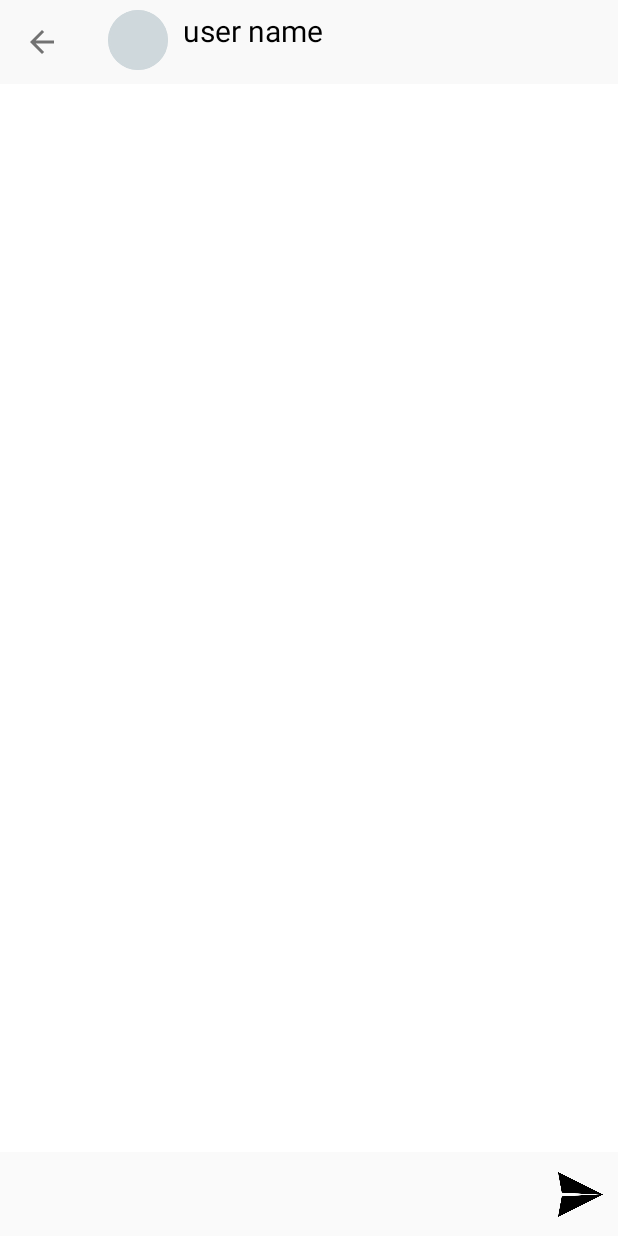
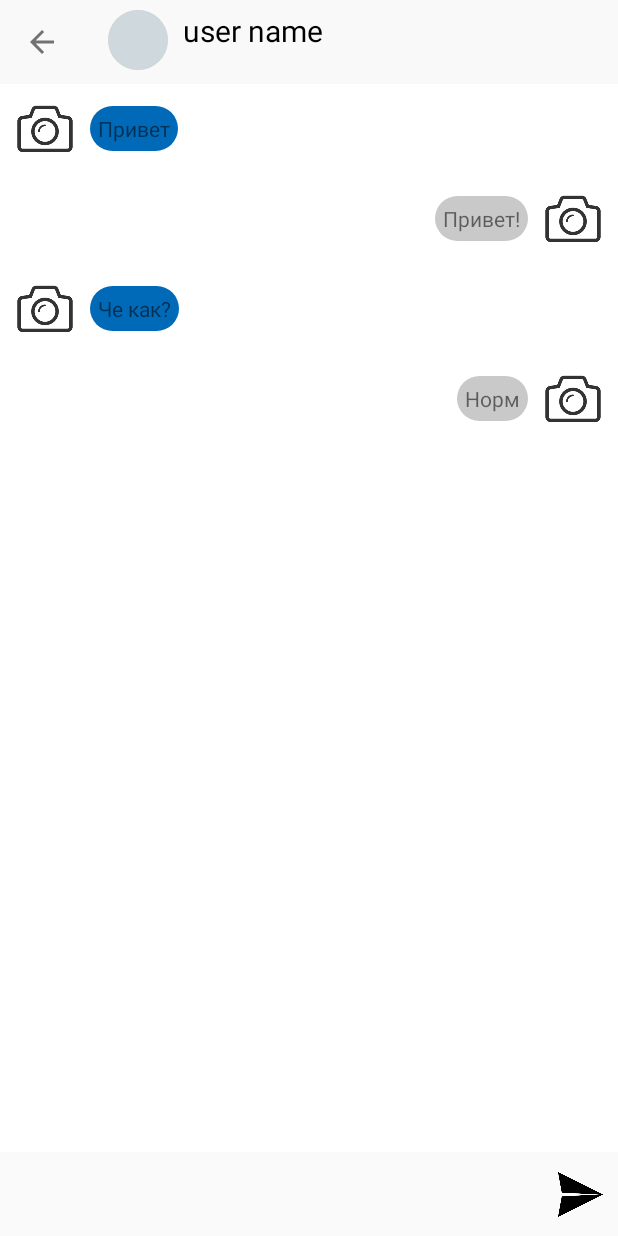
Before and after one commit to dobro3000/jday, an Android app: the ChatActivity screen opened directly, with no data from a screen before it, on a phone screen of 412 x 824 dp. Run offline under Robolectric (Android 15) with nearby library versions, the phone set to English and light mode, and no system bars; our stand-ins replace CircleImageView; plain views replace CircleImageView.

Commit message:
fake chat

```diff
--- a/app/src/main/java/com/bignerdranch/dobro/myjday/Activity/ChatActivity.java
+++ b/app/src/main/java/com/bignerdranch/dobro/myjday/Activity/ChatActivity.java
@@ -13,7 +13,13 @@ import android.widget.EditText;
 import android.widget.ImageView;
 import android.widget.Toast;
 
+import com.bignerdranch.dobro.myjday.Adapters.ChatAdapter;
+import com.bignerdranch.dobro.myjday.Models.ChatListModel;
+import com.bignerdranch.dobro.myjday.Models.ChatModel;
 import com.bignerdranch.dobro.myjday.R;
+
+import java.sql.Array;
+import java.util.ArrayList;
 
 /**
  * Created by Dobro on 14.02.2018.
@@ -25,6 +31,7 @@ public class ChatActivity extends AppCompatActivity {
     private EditText messageText;
     private ImageView sendBtn;
     LinearLayoutManager mLinearLayoutManager;
+    ArrayList<ChatModel> chatModelArray;
 
 
     @Override
@@ -37,6 +44,8 @@ public class ChatActivity extends AppCompatActivity {
         getSupportActionBar().setDisplayHomeAsUpEnabled(true);
         getSupportActionBar().setDisplayShowHomeEnabled(true);
         getSupportActionBar().setDisplayShowTitleEnabled(false);
+
+
 
         messageText = (EditText) findViewById(R.id.edit_message);
         messageText.addTextChangedListener(new TextWatcher() {
@@ -74,5 +83,15 @@ public class ChatActivity extends AppCompatActivity {
         mLinearLayoutManager = new LinearLayoutManager(this);
         chatList.setLayoutManager(mLinearLayoutManager);
 
+        chatModelArray = new ArrayList<>();
+        chatModelArray.add(new ChatModel("Привет" , 1));
+        chatModelArray.add( new ChatModel("Привет!",0));
+        chatModelArray.add( new ChatModel("Че как?",  1));
+        chatModelArray.add(new ChatModel("Норм",  0));
+
+        ChatAdapter chatAdapter = new ChatAdapter(this, chatModelArray);
+        chatList.setAdapter(chatAdapter);
+        chatAdapter.notifyDataSetChanged();
+
     }
 }
--- a/app/src/main/java/com/bignerdranch/dobro/myjday/Activity/SettingActivity.java
+++ b/app/src/main/java/com/bignerdranch/dobro/myjday/Activity/SettingActivity.java
@@ -27,11 +27,8 @@ public class SettingActivity extends AppCompatActivity {
         super.onCreate(savedInstanceState);
         setContentView(R.layout.setting_activity);
 
-        Toolbar toolbar = (Toolbar) findViewById(R.id.toolbar);
-        setSupportActionBar(toolbar);
-        getSupportActionBar().setDisplayHomeAsUpEnabled(true);
-        getSupportActionBar().setDisplayShowHomeEnabled(true);
-        getSupportActionBar().setDisplayShowTitleEnabled(false);
+        ActionBar bar = this.getSupportActionBar();
+        bar.setHomeButtonEnabled(true);
 
         ageTxt = (TextView) findViewById(R.id.age_value);
         stageTxt = (TextView) findViewById(R.id.age_stage);
--- a/app/src/main/java/com/bignerdranch/dobro/myjday/Adapters/ChatAdapter.java
+++ b/app/src/main/java/com/bignerdranch/dobro/myjday/Adapters/ChatAdapter.java
@@ -1,8 +1,72 @@
 package com.bignerdranch.dobro.myjday.Adapters;
+
+import android.app.Activity;
+import android.content.Context;
+import android.support.v7.widget.RecyclerView;
+import android.view.LayoutInflater;
+import android.view.View;
+import android.view.ViewGroup;
+
+import com.bignerdranch.dobro.myjday.Holders.ChatHolder;
+import com.bignerdranch.dobro.myjday.Models.ChatModel;
+import com.bignerdranch.dobro.myjday.R;
+
+import java.util.ArrayList;
 
 /**
  * Created by Dobro on 14.02.2018.
  */
 
-public class ChatAdapter {
+public class ChatAdapter extends RecyclerView.Adapter<ChatHolder>{
+
+    private ArrayList<ChatModel> _chatArray;
+    private Activity _activity;
+    Integer _myId = 0;
+    final Integer VIEW_TYPE_FORIN = 0;
+    final Integer VIEW_TYPE_ME = 1;
+    private View _v;
+    private LayoutInflater _layoutInflater;
+    private ViewGroup _parent;
+
+
+    public ChatAdapter(Activity activity, ArrayList<ChatModel> chatArray){
+        _activity = activity;
+        _chatArray = new ArrayList<>(chatArray);
+        _layoutInflater = (LayoutInflater) activity.getSystemService(Context.LAYOUT_INFLATER_SERVICE);
+    }
+
+
+    public int getItemViewType(int position) {
+
+        return _chatArray.get(position).getUserId() == _myId
+                ? VIEW_TYPE_ME
+                : VIEW_TYPE_FORIN;
+    }
+
+    @Override
+    public ChatHolder onCreateViewHolder(ViewGroup parent, int viewType) {
+        int layoutId;
+        if(viewType == VIEW_TYPE_ME){
+            layoutId =  R.layout.item_chat_me;
+        }
+        else {
+            layoutId = R.layout.item_chat_for;
+        }
+
+        _v = LayoutInflater.from(parent.getContext()).inflate(layoutId, _parent, false);
+        final ChatHolder viewHolder = new ChatHolder(_v);
+        _parent = parent;
+
+        return viewHolder;
+    }
+
+    @Override
+    public void onBindViewHolder(ChatHolder holder, int position) {
+        holder.message.setText(_chatArray.get(position).getMessage());
+    }
+
+    @Override
+    public int getItemCount() {
+        return _chatArray.size();
+    }
 }
--- a/app/src/main/java/com/bignerdranch/dobro/myjday/Adapters/UsersAdapter.java
+++ b/app/src/main/java/com/bignerdranch/dobro/myjday/Adapters/UsersAdapter.java
@@ -91,7 +91,8 @@ public class UsersAdapter extends PagerAdapter {
 
     public void scrollBack(){
         if(currentPosition < getCount() - 1){
-           // instantiateItem(_container, currentPosition);
+            instantiateItem(_container, currentPosition);
+            notifyDataSetChanged();
         }
         else {
             //todo loadlist
@@ -100,7 +101,8 @@ public class UsersAdapter extends PagerAdapter {
 
     public void scrollNext(){
         if(currentPosition >= 0){
-           // instantiateItem(_container, currentPosition);
+            instantiateItem(_container, currentPosition);
+            notifyDataSetChanged();
         }
         else {
             //todo loadlist
--- /dev/null
+++ b/app/src/main/java/com/bignerdranch/dobro/myjday/Holders/ChatHolder.java
@@ -0,0 +1,24 @@
+package com.bignerdranch.dobro.myjday.Holders;
+
+import android.support.v7.widget.RecyclerView;
+import android.view.View;
+import android.widget.ImageView;
+import android.widget.TextView;
+
+import com.bignerdranch.dobro.myjday.R;
+
+/**
+ * Created by Dobro on 14.02.2018.
+ */
+
+public class ChatHolder extends RecyclerView.ViewHolder {
+
+    public TextView message;
+    public ImageView image;
+
+    public ChatHolder(View itemView) {
+        super(itemView);
+
+        message = itemView.findViewById(R.id.user_message);
+    }
+}
--- a/app/src/main/java/com/bignerdranch/dobro/myjday/Models/ChatModel.java
+++ b/app/src/main/java/com/bignerdranch/dobro/myjday/Models/ChatModel.java
@@ -1,4 +1,7 @@
 package com.bignerdranch.dobro.myjday.Models;
+
+import android.widget.ImageView;
+import android.widget.TextView;
 
 /**
  * Created by Dobro on 14.02.2018.
@@ -6,7 +9,29 @@ package com.bignerdranch.dobro.myjday.Models;
 
 public class ChatModel  {
 
-   private ChatModel(String lastMessage, String lastPing, String userId){
 
+   public ChatModel(String lastMessage, Integer userId){
+      setUserId(userId);
+      setMessage(lastMessage);
+   }
+
+   private  Integer userId;
+
+   public Integer getUserId() {
+      return userId;
+   }
+
+   private String message;
+
+   public String getMessage() {
+      return message;
+   }
+
+   public void setMessage(String message) {
+      this.message = message;
+   }
+
+   public void setUserId(Integer userId) {
+      this.userId = userId;
    }
 }
--- a/app/src/main/res/layout/item_chat_for.xml
+++ b/app/src/main/res/layout/item_chat_for.xml
@@ -2,7 +2,7 @@
 <LinearLayout
     xmlns:android="http://schemas.android.com/apk/res/android"
     android:layout_width="match_parent"
-    android:layout_height="match_parent"
+    android:layout_height="wrap_content"
     xmlns:app="http://schemas.android.com/apk/res-auto">
 
     <FrameLayout
@@ -11,6 +11,7 @@
         android:layout_width="wrap_content"
         android:layout_height="wrap_content">
         <com.meg7.widget.CircleImageView
+            android:src="@drawable/def_camera"
             android:id="@+id/user_avatar"
             android:layout_width="60dp"
             android:layout_height="60dp"
@@ -25,8 +26,13 @@
     </FrameLayout>
 
     <TextView
+        android:padding="5dp"
+        android:background="@drawable/bakground_for"
+        android:layout_gravity="center"
         android:id="@+id/user_message"
         android:layout_width="wrap_content"
-        android:layout_height="wrap_content"/>
+        android:layout_height="wrap_content"
+        android:gravity="bottom"
+        android:text="cjrhr"/>
 
 </LinearLayout>
--- a/app/src/main/res/layout/item_chat_me.xml
+++ b/app/src/main/res/layout/item_chat_me.xml
@@ -1,40 +1,34 @@
 <?xml version="1.0" encoding="utf-8"?>
-<LinearLayout
+<RelativeLayout
     xmlns:android="http://schemas.android.com/apk/res/android"
-    android:orientation="vertical"
+    android:orientation="horizontal"
     android:layout_width="match_parent"
-    android:layout_height="match_parent"
+    android:layout_height="wrap_content"
     xmlns:app="http://schemas.android.com/apk/res-auto">
 
-    <TextView
-        android:text="uytr"
-        android:layout_margin="7dp"
-        android:background="@drawable/round_for_date"
-        android:gravity="center"
-        android:layout_centerHorizontal="true"
-        android:id="@+id/date_dialog"
-        android:layout_width="wrap_content"
-        android:layout_height="wrap_content"/>
-
-    <LinearLayout
-        android:layout_width="match_parent"
-        android:layout_height="wrap_content">
 
     <TextView
-            android:layout_marginTop="10dp"
+        android:padding="5dp"
+        android:background="@drawable/background_me"
+        android:layout_toLeftOf="@+id/layout_avatar"
         android:id="@+id/user_message"
+        android:layout_centerVertical="true"
         android:layout_width="wrap_content"
-            android:layout_height="wrap_content"/>
+        android:layout_height="wrap_content"
+        android:gravity="center"
+        android:text="cjrhr"/>
 
     <FrameLayout
+        android:layout_alignParentRight="true"
+        android:layout_gravity="right"
         android:id="@+id/layout_avatar"
-            android:layout_centerInParent="true"
         android:layout_width="wrap_content"
         android:layout_height="wrap_content">
         <com.meg7.widget.CircleImageView
             android:id="@+id/user_avatar"
             android:layout_width="60dp"
             android:layout_height="60dp"
+            android:src="@drawable/def_camera"
             android:scaleType="centerCrop"
             app:layout_collapseMode="parallax" />
         <TextView
@@ -44,5 +38,5 @@
             android:layout_width="wrap_content"
             android:layout_height="wrap_content"/>
     </FrameLayout>
-    </LinearLayout>
-</LinearLayout>
+
+</RelativeLayout>
```
Lines whose indentation alone changed are shown as unchanged.
